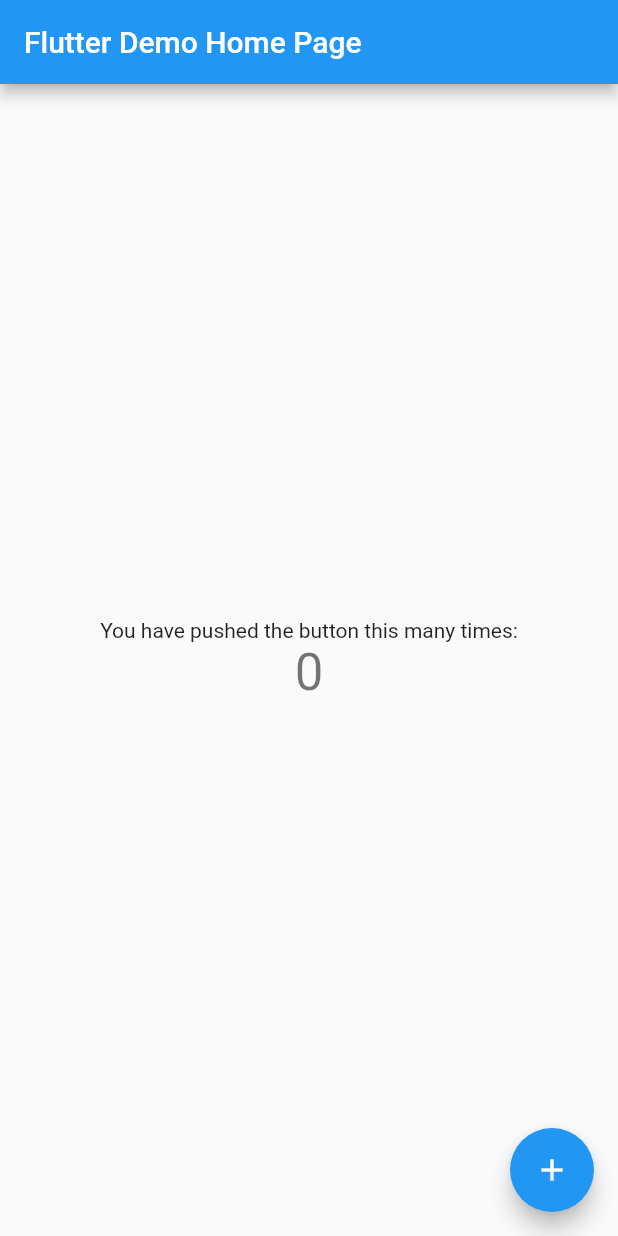
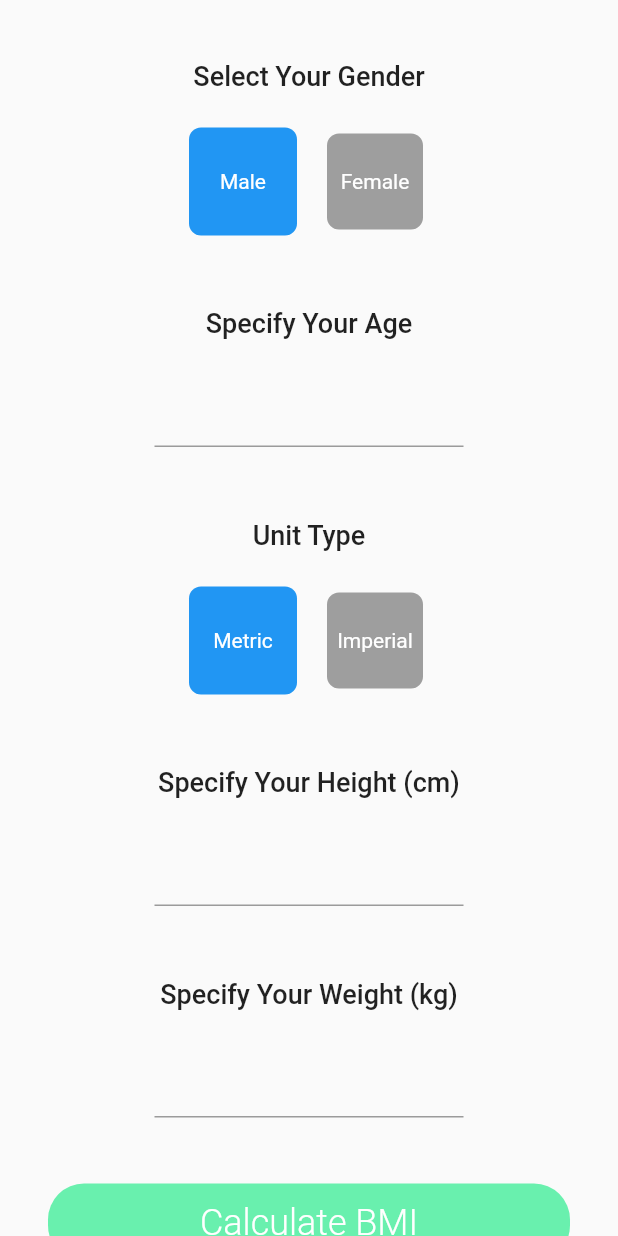
Before and after one commit to proarea-co/flutter_bmi, a Flutter app: the screen it shows after launch, on a phone screen of 412 x 824 dp. Run offline on Flutter 3.47's test engine with Material 2 defaults, Android fonts, the phone set to English and light mode, and no system bars.

Commit message:
Add Main Page

```diff
--- /dev/null
+++ b/lib/app.dart
@@ -0,0 +1,16 @@
+import 'package:flutter/material.dart';
+
+import 'pages/main_page.dart';
+
+class App extends StatelessWidget {
+  @override
+  Widget build(BuildContext context) {
+    return MaterialApp(
+      title: 'Flutter BMI Demo',
+      theme: ThemeData(
+        primarySwatch: Colors.blue,
+      ),
+      home: MainPage(),
+    );
+  }
+}
--- a/lib/main.dart
+++ b/lib/main.dart
@@ -1,111 +1,7 @@
 import 'package:flutter/material.dart';
 
-void main() => runApp(MyApp());
+import 'app.dart';
 
-class MyApp extends StatelessWidget {
-  // This widget is the root of your application.
-  @override
-  Widget build(BuildContext context) {
-    return MaterialApp(
-      title: 'Flutter Demo',
-      theme: ThemeData(
-        // This is the theme of your application.
-        //
-        // Try running your application with "flutter run". You'll see the
-        // application has a blue toolbar. Then, without quitting the app, try
-        // changing the primarySwatch below to Colors.green and then invoke
-        // "hot reload" (press "r" in the console where you ran "flutter run",
-        // or simply save your changes to "hot reload" in a Flutter IDE).
-        // Notice that the counter didn't reset back to zero; the application
-        // is not restarted.
-        primarySwatch: Colors.blue,
-      ),
-      home: MyHomePage(title: 'Flutter Demo Home Page'),
-    );
-  }
+void main() {
+  runApp(App());
 }
-
-class MyHomePage extends StatefulWidget {
-  MyHomePage({Key key, this.title}) : super(key: key);
-
-  // This widget is the home page of your application. It is stateful, meaning
-  // that it has a State object (defined below) that contains fields that affect
-  // how it looks.
-
-  // This class is the configuration for the state. It holds the values (in this
-  // case the title) provided by the parent (in this case the App widget) and
-  // used by the build method of the State. Fields in a Widget subclass are
-  // always marked "final".
-
-  final String title;
-
-  @override
-  _MyHomePageState createState() => _MyHomePageState();
-}
-
-class _MyHomePageState extends State<MyHomePage> {
-  int _counter = 0;
-
-  void _incrementCounter() {
-    setState(() {
-      // This call to setState tells the Flutter framework that something has
-      // changed in this State, which causes it to rerun the build method below
-      // so that the display can reflect the updated values. If we changed
-      // _counter without calling setState(), then the build method would not be
-      // called again, and so nothing would appear to happen.
-      _counter++;
-    });
-  }
-
-  @override
-  Widget build(BuildContext context) {
-    // This method is rerun every time setState is called, for instance as done
-    // by the _incrementCounter method above.
-    //
-    // The Flutter framework has been optimized to make rerunning build methods
-    // fast, so that you can just rebuild anything that needs updating rather
-    // than having to individually change instances of widgets.
-    return Scaffold(
-      appBar: AppBar(
-        // Here we take the value from the MyHomePage object that was created by
-        // the App.build method, and use it to set our appbar title.
-        title: Text(widget.title),
-      ),
-      body: Center(
-        // Center is a layout widget. It takes a single child and positions it
-        // in the middle of the parent.
-        child: Column(
-          // Column is also a layout widget. It takes a list of children and
-          // arranges them vertically. By default, it sizes itself to fit its
-          // children horizontally, and tries to be as tall as its parent.
-          //
-          // Invoke "debug painting" (press "p" in the console, choose the
-          // "Toggle Debug Paint" action from the Flutter Inspector in Android
-          // Studio, or the "Toggle Debug Paint" command in Visual Studio Code)
-          // to see the wireframe for each widget.
-          //
-          // Column has various properties to control how it sizes itself and
-          // how it positions its children. Here we use mainAxisAlignment to
-          // center the children vertically; the main axis here is the vertical
-          // axis because Columns are vertical (the cross axis would be
-          // horizontal).
-          mainAxisAlignment: MainAxisAlignment.center,
-          children: <Widget>[
-            Text(
-              'You have pushed the button this many times:',
-            ),
-            Text(
-              '$_counter',
-              style: Theme.of(context).textTheme.display1,
-            ),
-          ],
-        ),
-      ),
-      floatingActionButton: FloatingActionButton(
-        onPressed: _incrementCounter,
-        tooltip: 'Increment',
-        child: Icon(Icons.add),
-      ), // This trailing comma makes auto-formatting nicer for build methods.
-    );
-  }
-}
--- /dev/null
+++ b/lib/models/gender.dart
@@ -0,0 +1,8 @@
+class Gender {
+  static const male = Gender._('Male');
+  static const female = Gender._('Female');
+
+  final String name;
+
+  const Gender._(this.name);
+}
--- /dev/null
+++ b/lib/models/unit_system.dart
@@ -0,0 +1,18 @@
+class UnitSystem {
+  static const metric = UnitSystem._('Metric', 'kg', 1, 'cm', 1);
+  static const imperial = UnitSystem._('Imperial', 'lbs', 0.453592, 'inch', 2.54);
+
+  final String name;
+  final String weightUnitName;
+  final double weightUnitMultiplier;
+  final String lengthUnitName;
+  final double lengthUnitMultiplier;
+
+  const UnitSystem._(
+    this.name,
+    this.weightUnitName,
+    this.weightUnitMultiplier,
+    this.lengthUnitName,
+    this.lengthUnitMultiplier,
+  );
+}
--- /dev/null
+++ b/lib/pages/main_page.dart
@@ -0,0 +1,176 @@
+import 'package:flutter/material.dart';
+import 'package:flutter_bmi/models/gender.dart';
+import 'package:flutter_bmi/models/unit_system.dart';
+import 'package:flutter_bmi/views/no_glow_scroll_behavior.dart';
+import 'package:flutter_bmi/views/selectable_row.dart';
+
+class MainPage extends StatefulWidget {
+  @override
+  _MainPageState createState() => _MainPageState();
+}
+
+class _MainPageState extends State<MainPage> {
+  var _currentGender = Gender.male;
+  var _currentUnitSystem = UnitSystem.metric;
+
+  var _ageController = TextEditingController();
+  var _ageFocusNode = FocusNode();
+  var _heightController = TextEditingController();
+  var _heightFocusNode = FocusNode();
+  var _weightController = TextEditingController();
+  var _weightFocusNode = FocusNode();
+
+  void _onCalculate() async {
+    // TODO
+  }
+
+  @override
+  Widget build(BuildContext context) {
+    return Scaffold(
+      body: GestureDetector(
+        onTap: () => FocusScope.of(context).requestFocus(FocusNode()),
+        child: ScrollConfiguration(
+          behavior: NoGlowScrollBehavior(),
+          child: ListView(
+            children: <Widget>[
+              SizedBox(height: 24),
+              _buildText('Select Your Gender'),
+              _buildGenders(),
+              SizedBox(height: 24),
+              _buildText('Specify Your Age'),
+              _buildTextField(
+                controller: _ageController,
+                focusNode: _ageFocusNode,
+                nextFocusNode: _heightFocusNode,
+              ),
+              SizedBox(height: 24),
+              _buildText('Unit Type'),
+              _buildUnitSystems(),
+              SizedBox(height: 24),
+              _buildText('Specify Your Height (${_currentUnitSystem.lengthUnitName})'),
+              _buildTextField(
+                controller: _heightController,
+                focusNode: _heightFocusNode,
+                nextFocusNode: _weightFocusNode,
+              ),
+              SizedBox(height: 24),
+              _buildText('Specify Your Weight (${_currentUnitSystem.weightUnitName})'),
+              _buildTextField(
+                controller: _weightController,
+                focusNode: _weightFocusNode,
+                onDone: () {
+                  print('Done');
+                },
+              ),
+              SizedBox(height: 24),
+              _buildButton(),
+              SizedBox(height: 24),
+            ],
+          ),
+        ),
+      ),
+    );
+  }
+
+  Widget _buildText(String text) {
+    return Padding(
+      padding: EdgeInsets.symmetric(vertical: 16, horizontal: 32),
+      child: Text(
+        '$text',
+        textAlign: TextAlign.center,
+        style: TextStyle(
+          fontSize: 18,
+          fontWeight: FontWeight.w500,
+        ),
+      ),
+    );
+  }
+
+  Widget _buildGenders() {
+    return SelectableRow(
+      <Gender>[Gender.male, Gender.female],
+      checkSelected: (gender) => _currentGender == gender,
+      setSelected: (gender) => setState(() => _currentGender = gender),
+      getName: (gender) => gender.name,
+    );
+  }
+
+  Widget _buildUnitSystems() {
+    return SelectableRow(
+      <UnitSystem>[UnitSystem.metric, UnitSystem.imperial],
+      checkSelected: (unitSystem) => _currentUnitSystem == unitSystem,
+      setSelected: (unitSystem) => setState(() => _currentUnitSystem = unitSystem),
+      getName: (unitSystem) => unitSystem.name,
+    );
+  }
+
+  Widget _buildTextField({
+    @required TextEditingController controller,
+    @required FocusNode focusNode,
+    FocusNode nextFocusNode,
+    VoidCallback onDone,
+  }) {
+    VoidCallback onSubmit = () {};
+    TextInputAction action = TextInputAction.done;
+    if (nextFocusNode != null) {
+      action = TextInputAction.next;
+      onSubmit = () => FocusScope.of(context).requestFocus(nextFocusNode);
+    } else if (onDone != null) {
+      action = TextInputAction.done;
+      onSubmit = () {
+        FocusScope.of(context).requestFocus(FocusNode());
+        onDone();
+      };
+    }
+
+    return LayoutBuilder(
+      builder: (BuildContext context, BoxConstraints constraints) {
+        return Padding(
+          padding: EdgeInsets.symmetric(horizontal: constraints.maxWidth / 4, vertical: 8),
+          child: TextFormField(
+            controller: _heightController,
+            keyboardType: TextInputType.numberWithOptions(signed: false, decimal: true),
+            textAlign: TextAlign.center,
+            textAlignVertical: TextAlignVertical.center,
+            focusNode: focusNode,
+            textInputAction: action,
+            onFieldSubmitted: (_) => onSubmit(),
+            onEditingComplete: () => onSubmit(),
+          ),
+        );
+      },
+    );
+  }
+
+  Widget _buildButton() {
+    return Container(
+      margin: EdgeInsets.symmetric(horizontal: 32, vertical: 12),
+      decoration: BoxDecoration(
+        color: Colors.greenAccent,
+        borderRadius: BorderRadius.circular(24),
+      ),
+      child: Material(
+        color: Colors.transparent,
+        child: InkWell(
+          onTap: _onCalculate,
+          borderRadius: BorderRadius.circular(24),
+          splashColor: Colors.lightGreenAccent,
+          hoverColor: Colors.lightGreenAccent,
+          highlightColor: Colors.lightGreenAccent.withOpacity(0.5),
+          child: Padding(
+            padding: EdgeInsets.symmetric(horizontal: 32, vertical: 12),
+            child: Text(
+              'Calculate BMI',
+              textAlign: TextAlign.center,
+              style: TextStyle(
+                color: Colors.white,
+                fontSize: 24,
+                fontWeight: FontWeight.w300,
+              ),
+            ),
+          ),
+        ),
+      ),
+    );
+  }
+}
--- /dev/null
+++ b/lib/views/no_glow_scroll_behavior.dart
@@ -0,0 +1,8 @@
+import 'package:flutter/material.dart';
+
+class NoGlowScrollBehavior extends ScrollBehavior {
+  @override
+  Widget buildViewportChrome(BuildContext context, Widget child, AxisDirection axisDirection) {
+    return child;
+  }
+}
--- /dev/null
+++ b/lib/views/selectable_row.dart
@@ -0,0 +1,56 @@
+import 'package:flutter/material.dart';
+
+class SelectableRow<T> extends StatelessWidget {
+  final List<T> data;
+  final bool Function(T) checkSelected;
+  final void Function(T) setSelected;
+  final String Function(T) getName;
+
+  SelectableRow(
+    this.data, {
+    @required this.checkSelected,
+    @required this.setSelected,
+    @required this.getName,
+  });
+
+  @override
+  Widget build(BuildContext context) {
+    return Row(
+      mainAxisAlignment: MainAxisAlignment.center,
+      children: data.map<Widget>(
+        (T item) {
+          bool isSelected = checkSelected(item);
+
+          double boxSize = isSelected ? 72 : 64;
+          Color boxColor = isSelected ? Colors.blue : Colors.grey;
+          VoidCallback onTap = isSelected ? null : () => setSelected(item);
+
+          return Container(
+            height: 88,
+            width: 88,
+            alignment: Alignment.center,
+            child: GestureDetector(
+              onTap: onTap,
+              child: Container(
+                height: boxSize,
+                width: boxSize,
+                decoration: BoxDecoration(
+                  color: boxColor,
+                  borderRadius: BorderRadius.circular(8),
+                ),
+                alignment: Alignment.center,
+                margin: EdgeInsets.all(8),
+                child: Text(
+                  getName(item),
+                  style: TextStyle(
+                    color: Colors.white,
+                  ),
+                ),
+              ),
+            ),
+          );
+        },
+      ).toList(),
+    );
+  }
+}
```
Also changed, not shown: pubspec.yaml (+3 -43 lines), pubspec.lock, 1 other file.
